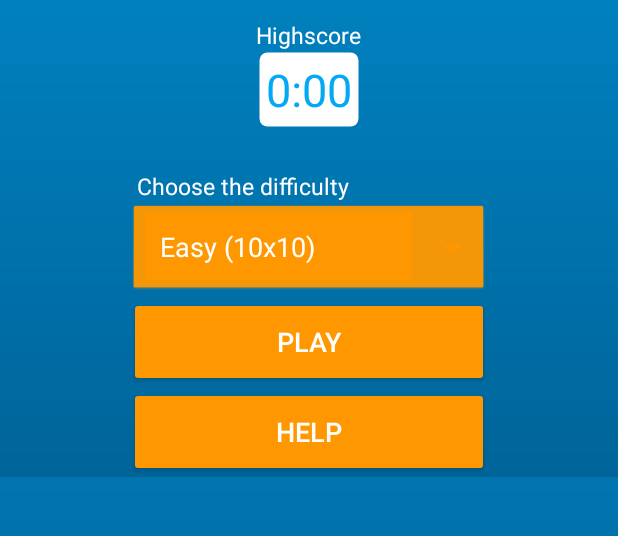
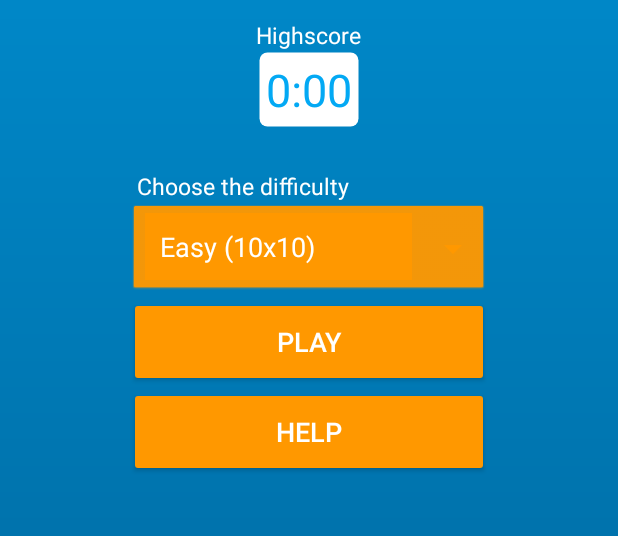
Before and after one commit to viclen/word-search-app, an Android app: the screen it shows after launch (MenuActivity), on a phone screen of 412 x 824 dp, the part 310-846 px from its top. Run offline under Robolectric (Android 15) with nearby library versions, the phone set to English and light mode, and no system bars.

Commit message:
Menu background

```diff
--- a/app/src/main/res/layout/activity_menu.xml
+++ b/app/src/main/res/layout/activity_menu.xml
@@ -12,12 +12,9 @@
         android:layout_width="match_parent"
         android:layout_height="match_parent">
 
-        <LinearLayout xmlns:android="http://schemas.android.com/apk/res/android"
-            xmlns:app="http://schemas.android.com/apk/res-auto"
-            xmlns:tools="http://schemas.android.com/tools"
+        <LinearLayout
             android:layout_width="match_parent"
             android:layout_height="match_parent"
-            android:background="@drawable/background"
             android:orientation="vertical"
             tools:context=".MenuActivity">
 
```
